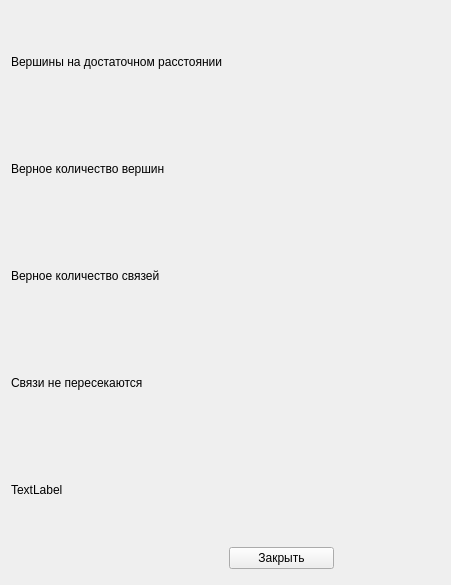
The window that qt_designer_ui/task2CheckForm3.ui (IvaMarin/Project-Network-Diagram-App) describes before a commit, drawn with Qt 5.
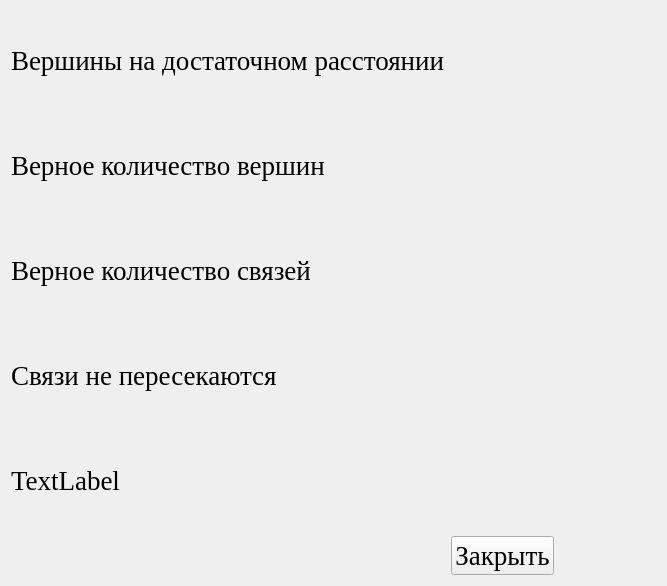
The same window after the commit. Icons and pictures are not drawn.

```diff
--- a/qt_designer_ui/task2CheckForm3.ui
+++ b/qt_designer_ui/task2CheckForm3.ui
@@ -6,10 +6,16 @@
    <rect>
     <x>0</x>
     <y>0</y>
-    <width>451</width>
-    <height>585</height>
+    <width>667</width>
+    <height>586</height>
    </rect>
   </property>
+  <property name="font">
+   <font>
+    <family>Times New Roman</family>
+    <pointsize>20</pointsize>
+   </font>
+  </property>
   <property name="windowTitle">
    <string>Проверка</string>
   </property>
```
